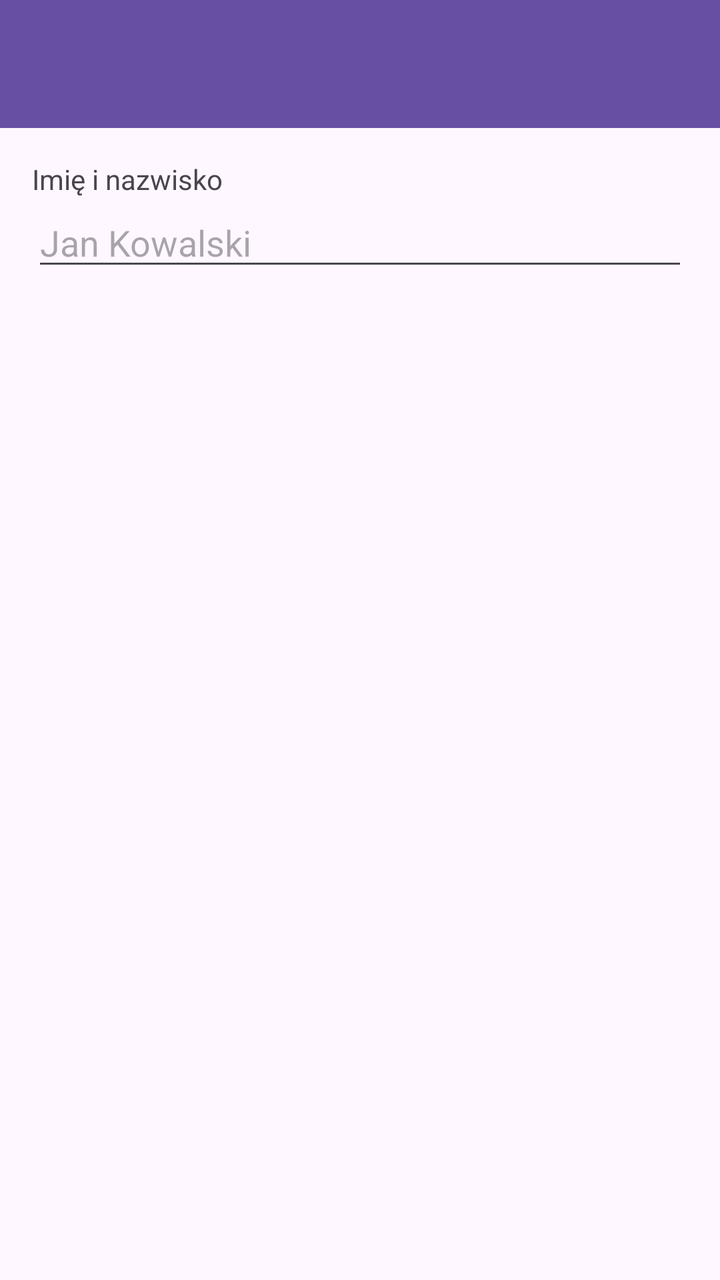
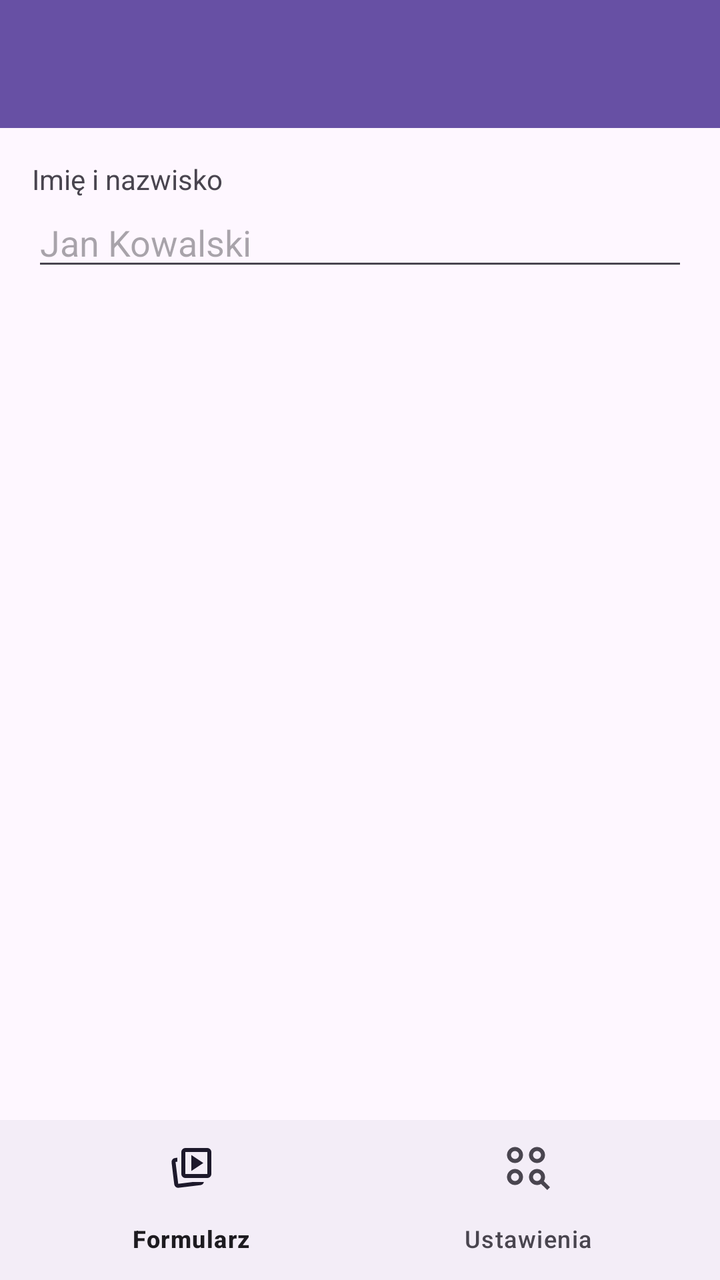

An Android layout rendered at two revisions. The XML below is the earlier revision; the diff shows what the commit changed to produce the second picture.
<!-- AndroidManifest.xml: application theme Theme._22_11_z1 -->
<!-- res/layout/activity_main.xml -->
<?xml version="1.0" encoding="utf-8"?>
<LinearLayout xmlns:android="http://schemas.android.com/apk/res/android"
    xmlns:app="http://schemas.android.com/apk/res-auto"
    xmlns:tools="http://schemas.android.com/tools"
    android:id="@+id/main"
    android:layout_width="match_parent"
    android:layout_height="match_parent"
    android:orientation="vertical"
    tools:context=".MainActivity">

    <androidx.appcompat.widget.Toolbar
        android:id="@+id/toolbar"
        android:layout_width="match_parent"
        android:layout_height="?attr/actionBarSize"
        android:background="?attr/colorPrimary"
        app:theme="@style/ThemeOverlay.AppCompat.Dark.ActionBar"
        app:titleTextColor="#FFFFFF" />

    
    <LinearLayout
        android:id="@+id/sectionForm"
        android:layout_width="match_parent"
        android:layout_height="0dp"
        android:layout_weight="1"
        android:orientation="vertical"
        android:padding="16dp">

        <TextView
            android:id="@+id/tvLabelName"
            android:layout_width="wrap_content"
            android:layout_height="wrap_content"
            android:text="@string/label_name" />

        <EditText
            android:id="@+id/etName"
            android:layout_width="match_parent"
            android:layout_height="wrap_content"
            android:hint="@string/hint_name"
            android:inputType="textPersonName"
            android:maxLines="1" />
    </LinearLayout>

</LinearLayout>
<!-- resources referenced by this layout -->
<resources>
  <string name="hint_name">Jan Kowalski</string>
  <string name="label_name">Imię i nazwisko</string>
  <style name="Theme._22_11_z1" parent="Base.Theme._22_11_z1" />
  <style name="Base.Theme._22_11_z1" parent="Theme.Material3.DayNight.NoActionBar">
          
          
      </style>
</resources>

<!-- the commit's change to res/layout/activity_main.xml (unified diff, before → after) -->
@@ -40,4 +40,33 @@
             android:maxLines="1" />
     </LinearLayout>
 
+    
+    <LinearLayout
+        android:id="@+id/sectionSettings"
+        android:layout_width="match_parent"
+        android:layout_height="0dp"
+        android:layout_weight="1"
+        android:orientation="vertical"
+        android:padding="16dp"
+        android:visibility="gone">
+
+        <CheckBox
+            android:id="@+id/cbNotifications"
+            android:layout_width="wrap_content"
+            android:layout_height="wrap_content"
+            android:text="@string/setting_notifications" />
+
+        <CheckBox
+            android:id="@+id/cbDark"
+            android:layout_width="wrap_content"
+            android:layout_height="wrap_content"
+            android:text="@string/setting_dark" />
+    </LinearLayout>
+
+    <com.google.android.material.bottomnavigation.BottomNavigationView
+        android:id="@+id/bottomNav"
+        android:layout_width="match_parent"
+        android:layout_height="wrap_content"
+        app:menu="@menu/menu_bottom" />
+
 </LinearLayout>
<!-- resource entries referenced after the edit -->
@@ -2,6 +2,8 @@
 <resources>
   <string name="hint_name">Jan Kowalski</string>
   <string name="label_name">Imię i nazwisko</string>
+  <string name="setting_dark">Tryb ciemny</string>
+  <string name="setting_notifications">Powiadomienia</string>
   <style name="Theme._22_11_z1" parent="Base.Theme._22_11_z1" />
   <style name="Base.Theme._22_11_z1" parent="Theme.Material3.DayNight.NoActionBar">
           
